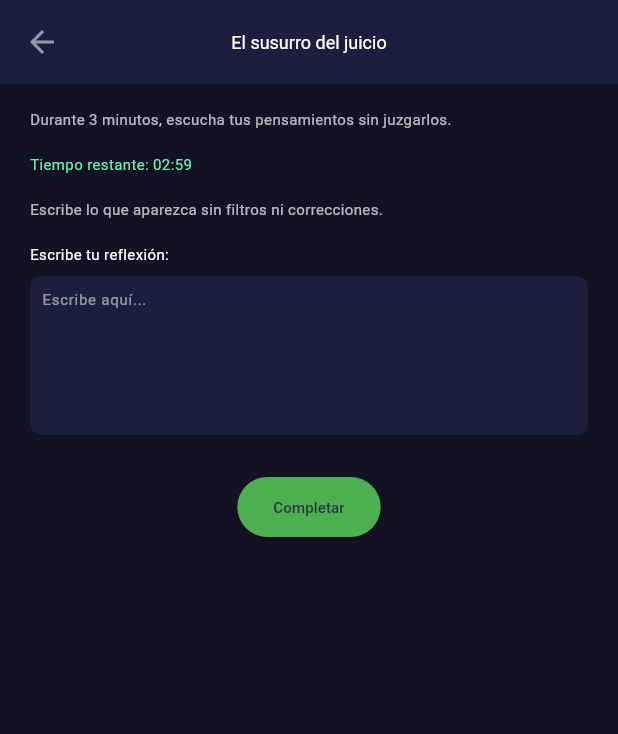
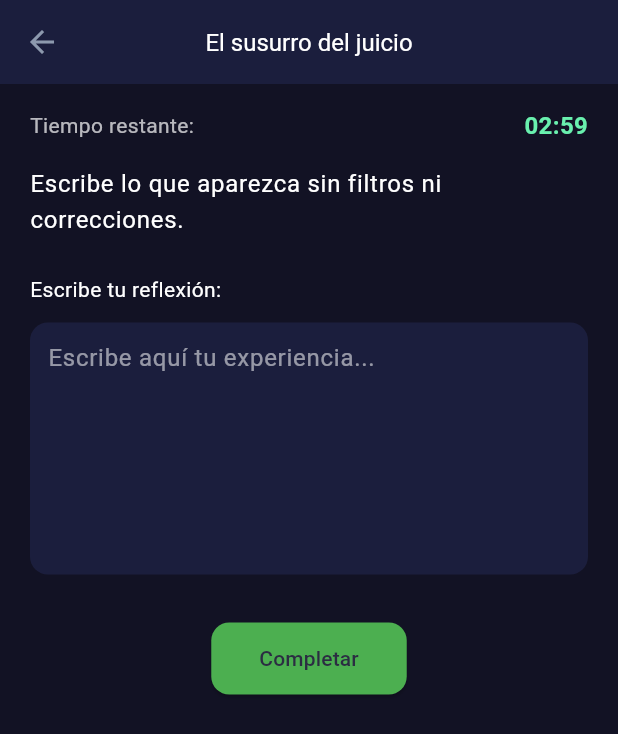
Before and after one commit to heric-hh/zenquest, a Flutter app: the BDRTaskDetailScreen screen opened directly, after a tap on "Iniciar Ejercicio", on a phone screen of 412 x 824 dp. Shown: the top 734 px of the screen. Run offline on Flutter 3.47's test engine with Material 3 defaults, Android fonts, the phone set to English and light mode, and no system bars; our stand-ins replace google_fonts, shared_preferences; accounts and stored records are empty.

```diff
--- a/lib/src/presentation/regions/bosque_del_ruido/bdr_task_detail.dart
+++ b/lib/src/presentation/regions/bosque_del_ruido/bdr_task_detail.dart
@@ -1,4 +1,5 @@
 import 'package:flutter/material.dart';
+import 'package:zenquest/src/config/theme/colors/app_colors.dart';
 
 class BDRTaskDetailScreen extends StatefulWidget {
   final String title;
@@ -23,6 +24,9 @@ class _BDRTaskDetailScreenState extends State<BDRTaskDetailScreen> {
   late final Stopwatch _stopwatch;
 
   @override
+  /// Initializes the state of the widget.
+  /// This function is called when the widget is inserted into the tree.
+  /// It initializes the stopwatch to zero.
   void initState() {
     super.initState();
     _stopwatch = Stopwatch();
@@ -55,7 +59,6 @@ class _BDRTaskDetailScreenState extends State<BDRTaskDetailScreen> {
   }
 
   void _completeTask() {
-    // Aquí podrías guardar los datos o navegar a otra pantalla
     showDialog(
       context: context,
       builder:
@@ -84,96 +87,129 @@ class _BDRTaskDetailScreenState extends State<BDRTaskDetailScreen> {
 
   @override
   Widget build(BuildContext context) {
+    final textTheme = Theme.of(context).textTheme;
+
     return Scaffold(
       backgroundColor: const Color(0xFF121224),
       appBar: AppBar(
         backgroundColor: const Color(0xFF1B1E3D),
         title: Text(
           widget.title,
-          style: const TextStyle(fontSize: 12, color: Colors.white),
+          style: const TextStyle(fontSize: 16, color: Colors.white),
         ),
         centerTitle: true,
       ),
       body: Padding(
         padding: const EdgeInsets.symmetric(horizontal: 20, vertical: 16),
-        child: ListView(
+        child: AnimatedSwitcher(
+          duration: const Duration(milliseconds: 500),
+          child:
+              !_exerciseStarted
+                  ? Column(
+                    key: const ValueKey('initial_state'),
+                    crossAxisAlignment: CrossAxisAlignment.start,
                     children: [
                       Text(
                         widget.description,
-              style: const TextStyle(fontSize: 10, color: Colors.white70),
+                        style: textTheme.bodyMedium?.copyWith(
+                          color: Colors.white70,
                         ),
-            const SizedBox(height: 16),
-            !_exerciseStarted
-                ? ElevatedButton(
+                      ),
+                      const Spacer(),
+                      Center(
+                        child: ElevatedButton.icon(
                           onPressed: _startExercise,
                           style: ElevatedButton.styleFrom(
-                    backgroundColor: Colors.deepPurple,
+                            backgroundColor: AppColors.secondaryColor,
+                            padding: const EdgeInsets.symmetric(
+                              horizontal: 32,
+                              vertical: 14,
                             ),
-                  child: const Text(
+                          ),
+                          icon: const Icon(Icons.play_arrow),
+                          label: const Text(
                             'Iniciar Ejercicio',
-                    style: TextStyle(fontSize: 10),
+                            style: TextStyle(fontSize: 14),
                           ),
+                        ),
+                      ),
+                      const SizedBox(height: 32),
+                    ],
                   )
-                : Column(
-                  crossAxisAlignment: CrossAxisAlignment.start,
+                  : ListView(
+                    key: const ValueKey('exercise_started'),
                     children: [
+                      Row(
+                        mainAxisAlignment: MainAxisAlignment.spaceBetween,
+                        children: [
+                          const Text(
+                            "Tiempo restante:",
+                            style: TextStyle(
+                              fontSize: 14,
+                              color: Colors.white70,
+                            ),
+                          ),
                           Text(
-                      "Tiempo restante: ${_formatTime(_remainingSeconds)}",
+                            _formatTime(_remainingSeconds),
                             style: const TextStyle(
-                        fontSize: 10,
+                              fontSize: 16,
                               color: Colors.greenAccent,
+                              fontWeight: FontWeight.bold,
                             ),
+                          ),
+                        ],
                       ),
                       const SizedBox(height: 16),
                       Text(
                         widget.instruction,
-                      style: const TextStyle(
-                        fontSize: 10,
-                        color: Colors.white70,
+                        style: textTheme.bodyLarge?.copyWith(
+                          color: Colors.white,
                         ),
                       ),
-                    const SizedBox(height: 16),
+                      const SizedBox(height: 24),
                       const Text(
                         'Escribe tu reflexión:',
-                      style: TextStyle(fontSize: 10, color: Colors.white),
+                        style: TextStyle(fontSize: 14, color: Colors.white),
                       ),
-                    const SizedBox(height: 8),
+                      const SizedBox(height: 12),
                       Container(
-                      padding: const EdgeInsets.all(8),
                         decoration: BoxDecoration(
                           color: const Color(0xFF1B1E3D),
-                        borderRadius: BorderRadius.circular(8),
+                          borderRadius: BorderRadius.circular(12),
                         ),
+                        padding: const EdgeInsets.all(12),
                         child: TextField(
                           controller: _reflectionController,
                           maxLines: 6,
-                        style: const TextStyle(
-                          color: Colors.white,
-
-                          fontSize: 10,
-                        ),
+                          style: const TextStyle(color: Colors.white),
                           decoration: const InputDecoration.collapsed(
-                          hintText: "Escribe aquí...",
+                            hintText: "Escribe aquí tu experiencia...",
                             hintStyle: TextStyle(color: Colors.white54),
                           ),
                         ),
                       ),
-                    const SizedBox(height: 24),
+                      const SizedBox(height: 32),
                       Center(
                         child: ElevatedButton(
                           onPressed: _completeTask,
                           style: ElevatedButton.styleFrom(
                             backgroundColor: Colors.green,
+                            padding: const EdgeInsets.symmetric(
+                              horizontal: 32,
+                              vertical: 14,
+                            ),
+                            shape: RoundedRectangleBorder(
+                              borderRadius: BorderRadius.circular(12),
+                            ),
                           ),
                           child: const Text(
                             'Completar',
-                          style: TextStyle(fontSize: 10),
+                            style: TextStyle(fontSize: 14),
                           ),
                         ),
                       ),
                     ],
                   ),
-          ],
         ),
       ),
     );
--- a/lib/src/presentation/regions/bosque_del_ruido/region_map_screen.dart
+++ b/lib/src/presentation/regions/bosque_del_ruido/region_map_screen.dart
@@ -120,7 +120,7 @@ class RegionMapScreen extends StatelessWidget {
         backgroundColor: const Color(0xFF1B1E3D),
         title: const Text(
           'Camino del Silencio',
-          style: TextStyle(fontSize: 12, color: Colors.white),
+          style: TextStyle(fontSize: 16, color: Colors.white),
         ),
         centerTitle: true,
       ),
```
Also changed, not shown: lib/src/presentation/regions/region_intro_screen.dart (+69 -9 lines), 1 other file. Lines whose indentation alone changed are shown as unchanged.
